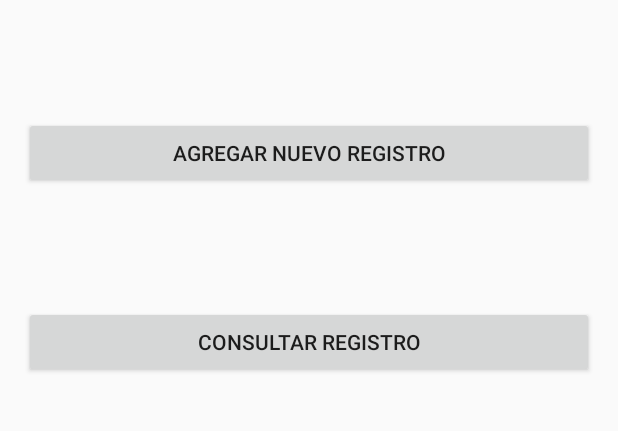
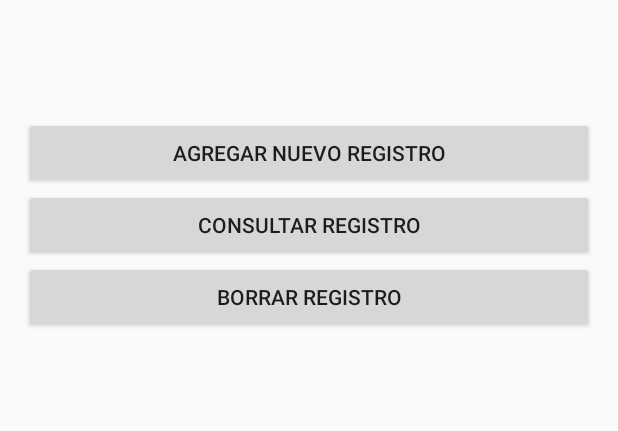
Before and after one commit to yairnavita/PrestamosTap, an Android app: the screen it shows after launch (MenuActivity), on a phone screen of 412 x 824 dp, the part 160-591 px from its top. Run offline under Robolectric (Android 15) with nearby library versions, the light colour scheme and no system bars.

Commit message:
añadido boton borrar consulta

```diff
--- a/app/src/main/res/layout/menu.xml
+++ b/app/src/main/res/layout/menu.xml
@@ -33,6 +33,16 @@
         android:id="@+id/buttonconsulta"
         android:onClick="consulta"
         android:layout_below="@+id/buttonnew"
-        android:layout_marginTop="78dp" />
+        android:layout_alignParentLeft="true"
+        android:layout_alignParentStart="true" />
+
+    <Button
+        android:layout_width="match_parent"
+        android:layout_height="wrap_content"
+        android:text="BORRAR REGISTRO"
+        android:id="@+id/botonborrar"
+        android:layout_centerVertical="true"
+        android:layout_below="@id/buttonconsulta"
+        android:layout_centerHorizontal="true" />
 
 </RelativeLayout>
```
